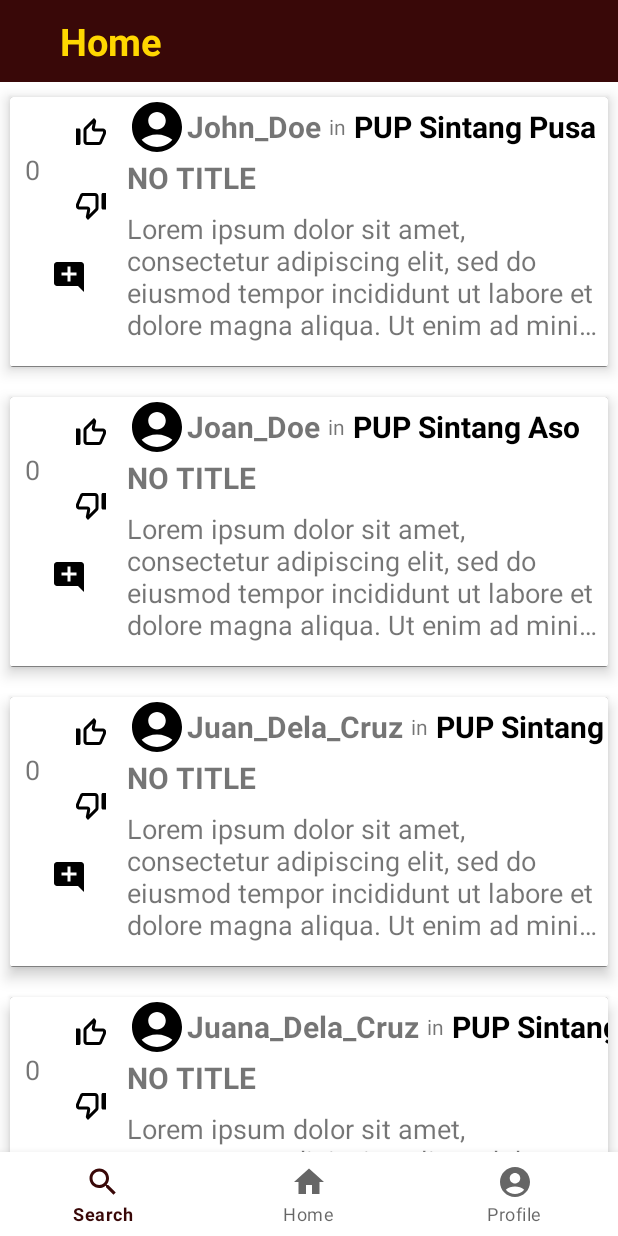
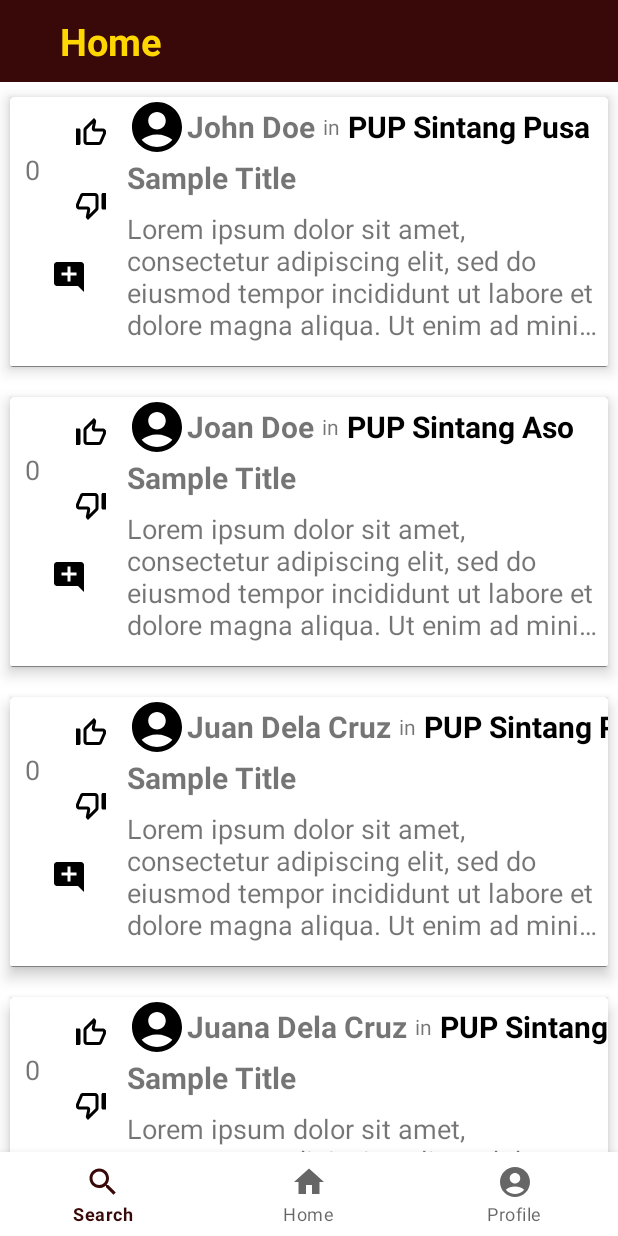
Before and after one commit to Der-Schneeprinz/bawang, an Android app: the screen it shows after launch once a user with an empty profile is signed in (MainFragmentHandlerActivity), on a phone screen of 412 x 824 dp. Run offline under Robolectric (Android 15) with nearby library versions, the phone set to English and light mode, and no system bars; our stand-ins replace Firebase (no records; nobody signed in at launch, a user with empty details on screens opened directly); 1 statement that could not run was skipped.

Commit message:
minor changes

```diff
--- a/app/src/main/res/values/strings.xml
+++ b/app/src/main/res/values/strings.xml
@@ -13,17 +13,17 @@
     <string name="postUsername">NO ONE</string>
     <string name="postText">Lorem ipsum dolor sit amet, consectetur adipiscing elit, sed do eiusmod tempor incididunt ut labore et dolore magna aliqua. Ut enim ad minim veniam, quis nostrud exercitation ullamco laboris nisi ut aliquip ex ea commodo consequat. Duis aute irure dolor in reprehenderit in voluptate velit esse cillum dolore eu fugiat nulla pariatur. Excepteur sint occaecat cupidatat non proident, sunt in culpa qui officia deserunt mollit anim id est laborum.</string>
     <string name="postOrg">NO ORG</string>
-    <string name="postTitle">NO TITLE</string>
+    <string name="postTitle">Sample Title</string>
     <string name="postUpvoteCounter">0</string>
     <string name="postDownvoteCounter">0</string>
     <string name="postComment">Ut enim ad minim veniam, quis nostrud exercitation ullamco laboris nisi ut aliquip ex ea commodo consequat.</string>
     <string-array name="saUsernames">
-        <item>John_Doe</item>
-        <item>Joan_Doe</item>
-        <item>Juan_Dela_Cruz</item>
-        <item>Juana_Dela_Cruz</item>
-        <item>Jean_D_Arc</item>
-        <item>Jeanne_D_Arc</item>
+        <item>John Doe</item>
+        <item>Joan Doe</item>
+        <item>Juan Dela Cruz</item>
+        <item>Juana  Dela Cruz</item>
+        <item>Jean D\'Arc</item>
+        <item>Jeanne D\'Arc</item>
     </string-array>
     <string-array name="saOrgs">
         <item>PUP Sintang Pusa</item>
```
